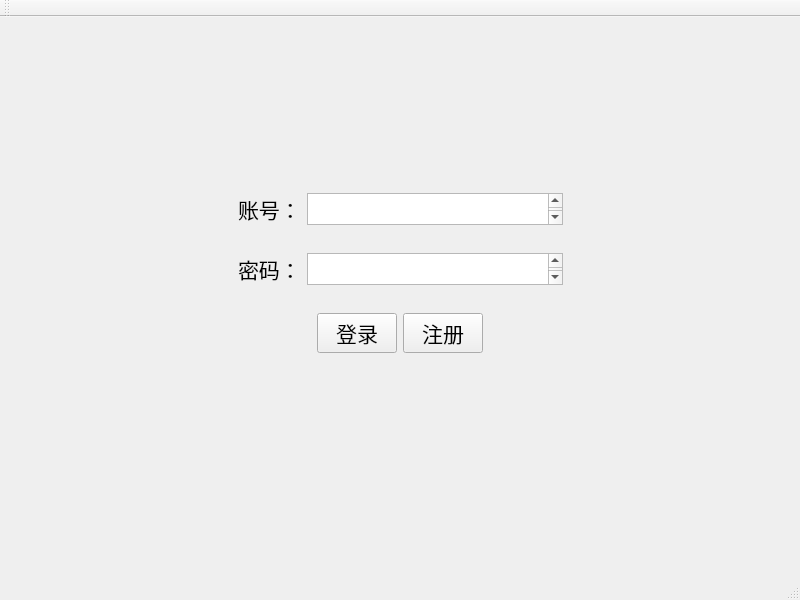
First picture: the form in ChatRoom/mainwindow.ui, repository AnsrM/Chat-Project, before the edit.
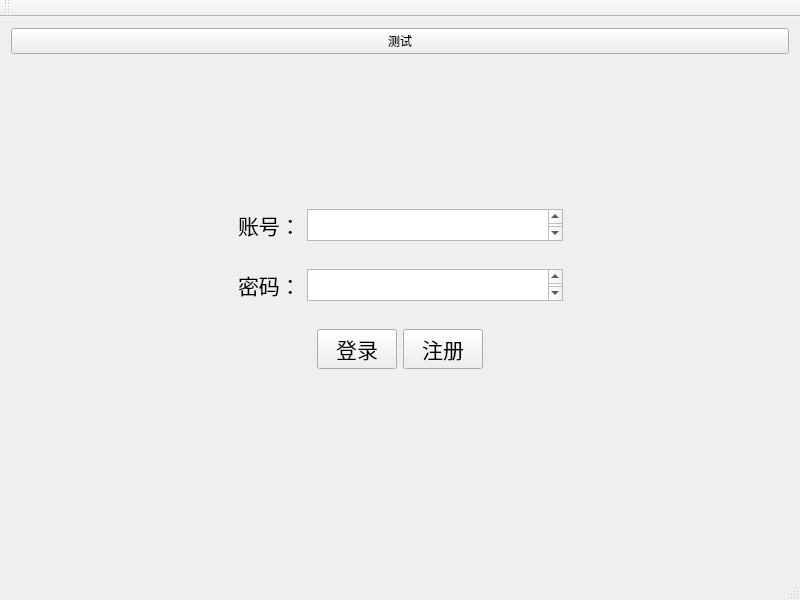
Second picture: the form after the edit.

The edit to the form file:
```diff
--- a/ChatRoom/mainwindow.ui
+++ b/ChatRoom/mainwindow.ui
@@ -15,6 +15,13 @@
   </property>
   <widget class="QWidget" name="centralWidget">
    <layout class="QVBoxLayout" name="verticalLayout_3">
+    <item>
+     <widget class="QPushButton" name="test">
+      <property name="text">
+       <string>测试</string>
+      </property>
+     </widget>
+    </item>
     <item>
      <spacer name="verticalSpacer">
       <property name="orientation">
```
Left out of the diff: 11 changed lines with no effect on the pictures.
